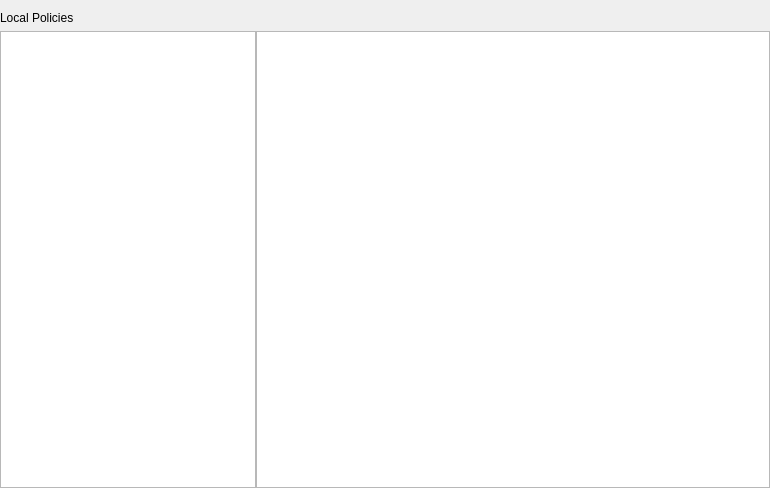
Before: the Qt Designer form src/gui/contentwidget.ui in august-alt/gpui, drawn with Qt 5.
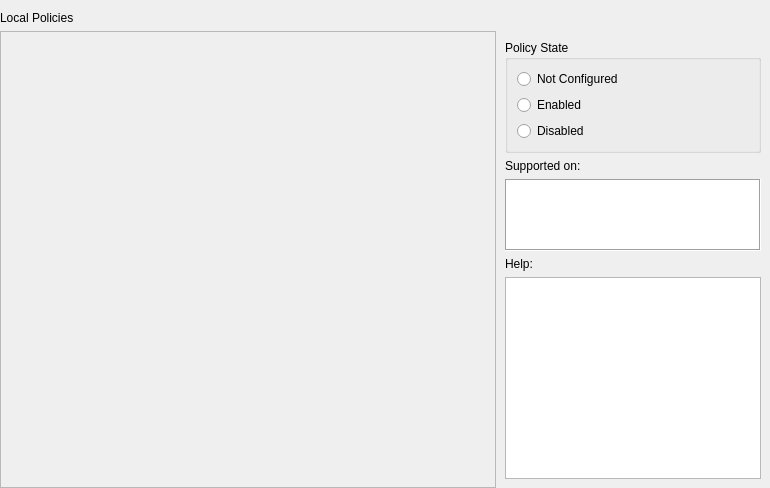
After: the same form once the commit is applied.

Commit message: feat, ui: use content widget to display content of policy

Patch:
```diff
--- a/src/gui/contentwidget.ui
+++ b/src/gui/contentwidget.ui
@@ -36,9 +36,26 @@
       <number>0</number>
      </property>
      <item>
-      <widget class="QTextEdit" name="descriptionTextEdit">
+      <widget class="QScrollArea" name="contentScrollArea">
+       <property name="widgetResizable">
+        <bool>true</bool>
+       </property>
+       <widget class="QWidget" name="scrollAreaWidgetContents">
+        <property name="geometry">
+         <rect>
+          <x>0</x>
+          <y>0</y>
+          <width>492</width>
+          <height>452</height>
+         </rect>
+        </property>
+       </widget>
+      </widget>
+     </item>
+     <item>
+      <widget class="QWidget" name="rightContainer" native="true">
        <property name="sizePolicy">
-        <sizepolicy hsizetype="Fixed" vsizetype="Expanding">
+        <sizepolicy hsizetype="Fixed" vsizetype="Preferred">
          <horstretch>0</horstretch>
          <verstretch>0</verstretch>
         </sizepolicy>
@@ -49,19 +66,96 @@
          <height>442</height>
         </size>
        </property>
-       <property name="readOnly">
-        <bool>true</bool>
-       </property>
-      </widget>
-     </item>
-     <item>
-      <widget class="QListView" name="contentListView">
-       <property name="minimumSize">
-        <size>
-         <width>511</width>
-         <height>442</height>
-        </size>
-       </property>
+       <layout class="QGridLayout" name="gridLayout_3">
+        <item row="4" column="0">
+         <widget class="QTextEdit" name="descriptionTextEdit">
+          <property name="sizePolicy">
+           <sizepolicy hsizetype="Fixed" vsizetype="Expanding">
+            <horstretch>0</horstretch>
+            <verstretch>4</verstretch>
+           </sizepolicy>
+          </property>
+          <property name="minimumSize">
+           <size>
+            <width>215</width>
+            <height>0</height>
+           </size>
+          </property>
+          <property name="readOnly">
+           <bool>true</bool>
+          </property>
+         </widget>
+        </item>
+        <item row="2" column="0">
+         <widget class="QTextEdit" name="supportedOnTextEdit">
+          <property name="sizePolicy">
+           <sizepolicy hsizetype="Expanding" vsizetype="Expanding">
+            <horstretch>0</horstretch>
+            <verstretch>1</verstretch>
+           </sizepolicy>
+          </property>
+          <property name="frameShape">
+           <enum>QFrame::Box</enum>
+          </property>
+          <property name="readOnly">
+           <bool>true</bool>
+          </property>
+         </widget>
+        </item>
+        <item row="3" column="0">
+         <widget class="QLabel" name="helpLabel">
+          <property name="text">
+           <string>Help:</string>
+          </property>
+          <property name="buddy">
+           <cstring>descriptionTextEdit</cstring>
+          </property>
+         </widget>
+        </item>
+        <item row="0" column="0">
+         <widget class="QGroupBox" name="groupBox">
+          <property name="title">
+           <string>Policy State</string>
+          </property>
+          <property name="flat">
+           <bool>false</bool>
+          </property>
+          <layout class="QGridLayout" name="gridLayout_2">
+           <item row="0" column="0">
+            <widget class="QRadioButton" name="notConfiguredRadioButton">
+             <property name="text">
+              <string>Not Configured</string>
+             </property>
+            </widget>
+           </item>
+           <item row="1" column="0">
+            <widget class="QRadioButton" name="enabledRadioButton">
+             <property name="text">
+              <string>Enabled</string>
+             </property>
+            </widget>
+           </item>
+           <item row="2" column="0">
+            <widget class="QRadioButton" name="disabledRadioButton">
+             <property name="text">
+              <string>Disabled</string>
+             </property>
+            </widget>
+           </item>
+          </layout>
+         </widget>
+        </item>
+        <item row="1" column="0">
+         <widget class="QLabel" name="supportedOnLabel">
+          <property name="text">
+           <string>Supported on:</string>
+          </property>
+          <property name="buddy">
+           <cstring>supportedOnTextEdit</cstring>
+          </property>
+         </widget>
+        </item>
+       </layout>
       </widget>
      </item>
     </layout>
```
Left out of the diff: 3 changed lines with no effect on the pictures. The commit also changes 2 other files.
